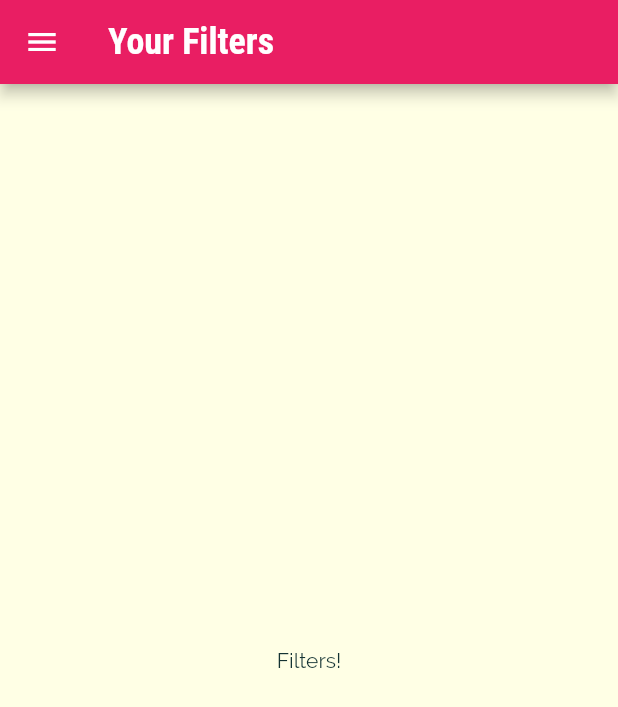
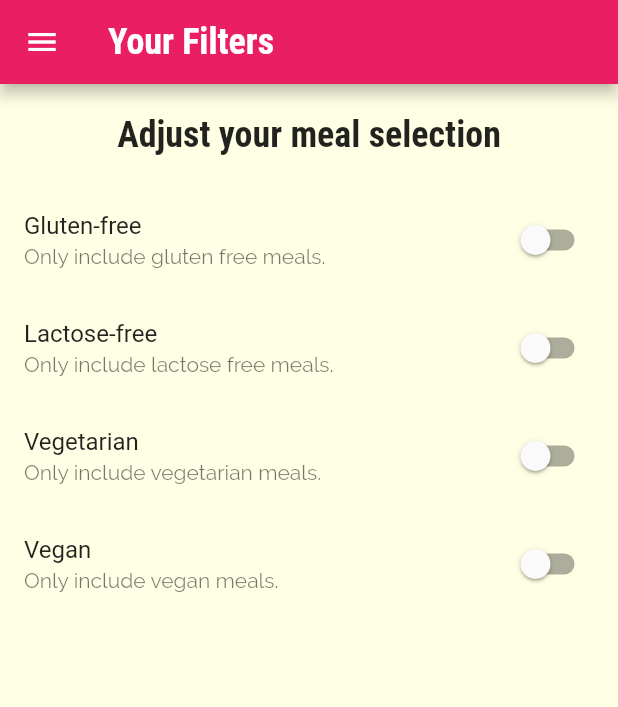
Before and after one commit to guzmanem/flutter__meals_app, a Flutter app: the FilterScreen screen opened by its route, on a phone screen of 412 x 824 dp. Shown: the top 707 px of the screen. Run offline on Flutter 3.47's test engine with Material 2 defaults, Android fonts, the phone set to English and light mode, and no system bars.

Commit message:
feat: maqueta de la pantalla de filtros

```diff
--- a/lib/screens/filter_screen.dart
+++ b/lib/screens/filter_screen.dart
@@ -1,10 +1,33 @@
 import 'package:flutter/material.dart';
 import '../widgets/main_drawer.dart';
 
-class FilterScreen extends StatelessWidget {
+class FilterScreen extends StatefulWidget {
   const FilterScreen({Key key}) : super(key: key);
 
   static final routeName = '/filters';
+
+  @override
+  State<FilterScreen> createState() => _FilterScreenState();
+}
+
+class _FilterScreenState extends State<FilterScreen> {
+  bool _gluttenFree = false;
+  bool _vegetarian = false;
+  bool _vegan = false;
+  bool _lactoseFree = false;
+
+  Widget _buildSwitchListTitle(
+    String title,
+    String description,
+    bool currentValue,
+    Function updateValue,
+  ) {
+    return SwitchListTile(
+        title: Text(title),
+        subtitle: Text(description),
+        value: currentValue,
+        onChanged: updateValue);
+  }
 
   @override
   Widget build(BuildContext context) {
@@ -13,8 +36,70 @@ class FilterScreen extends StatelessWidget {
         title: Text('Your Filters'),
       ),
       drawer: MainDrawer(),
-      body: Center(
-        child: Text('Filters!'),
+      body: Column(
+        children: [
+          Container(
+            padding: EdgeInsets.all(20),
+            child: Text(
+              'Adjust your meal selection',
+              style: Theme.of(context).textTheme.headline6,
+            ),
+          ),
+          Expanded(
+            child: ListView(
+              children: [
+                _buildSwitchListTitle(
+                  'Gluten-free',
+                  'Only include gluten free meals.',
+                  _gluttenFree,
+                  (newValue) {
+                    setState(
+                      () {
+                        _gluttenFree = newValue;
+                      },
+                    );
+                  },
+                ),
+                _buildSwitchListTitle(
+                  'Lactose-free',
+                  'Only include lactose free meals.',
+                  _lactoseFree,
+                  (newValue) {
+                    setState(
+                      () {
+                        _lactoseFree = newValue;
+                      },
+                    );
+                  },
+                ),
+                _buildSwitchListTitle(
+                  'Vegetarian',
+                  'Only include vegetarian meals.',
+                  _vegetarian,
+                  (newValue) {
+                    setState(
+                      () {
+                        _vegetarian = newValue;
+                      },
+                    );
+                  },
+                ),
+                _buildSwitchListTitle(
+                  'Vegan',
+                  'Only include vegan meals.',
+                  _vegan,
+                  (newValue) {
+                    setState(
+                      () {
+                        _vegan = newValue;
+                      },
+                    );
+                  },
+                ),
+              ],
+            ),
+          )
+        ],
       ),
     );
   }
```
